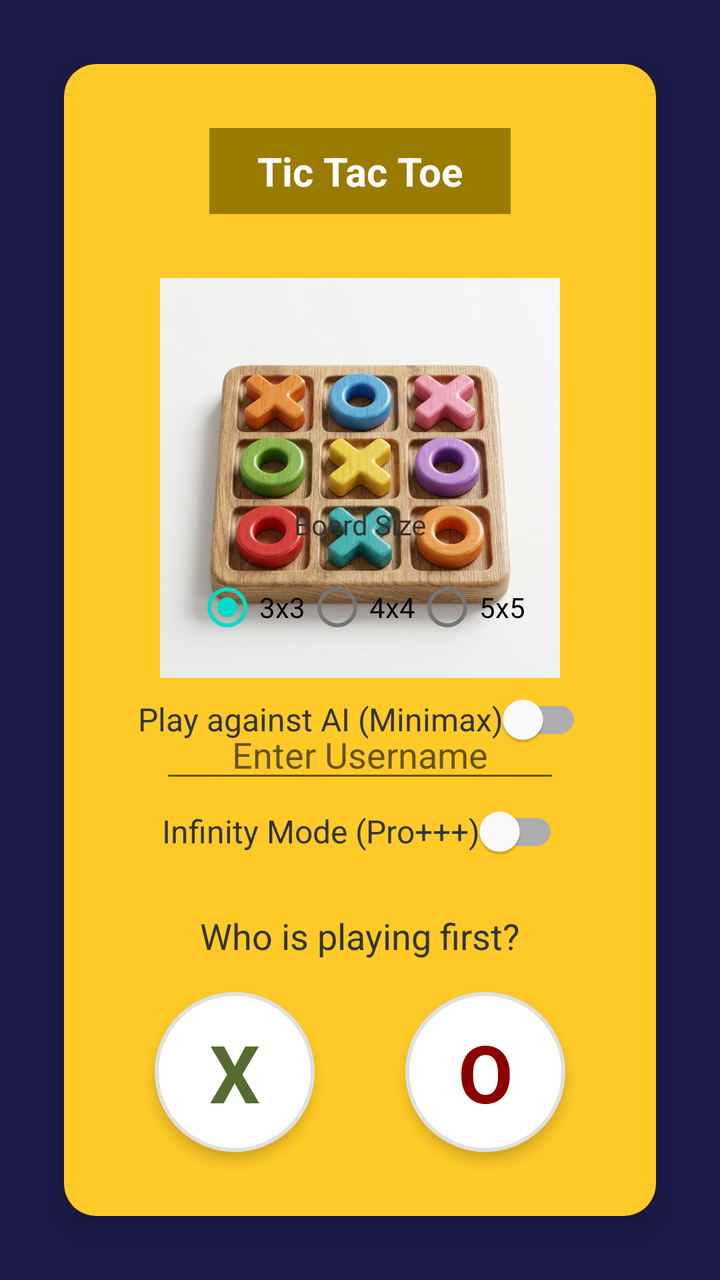
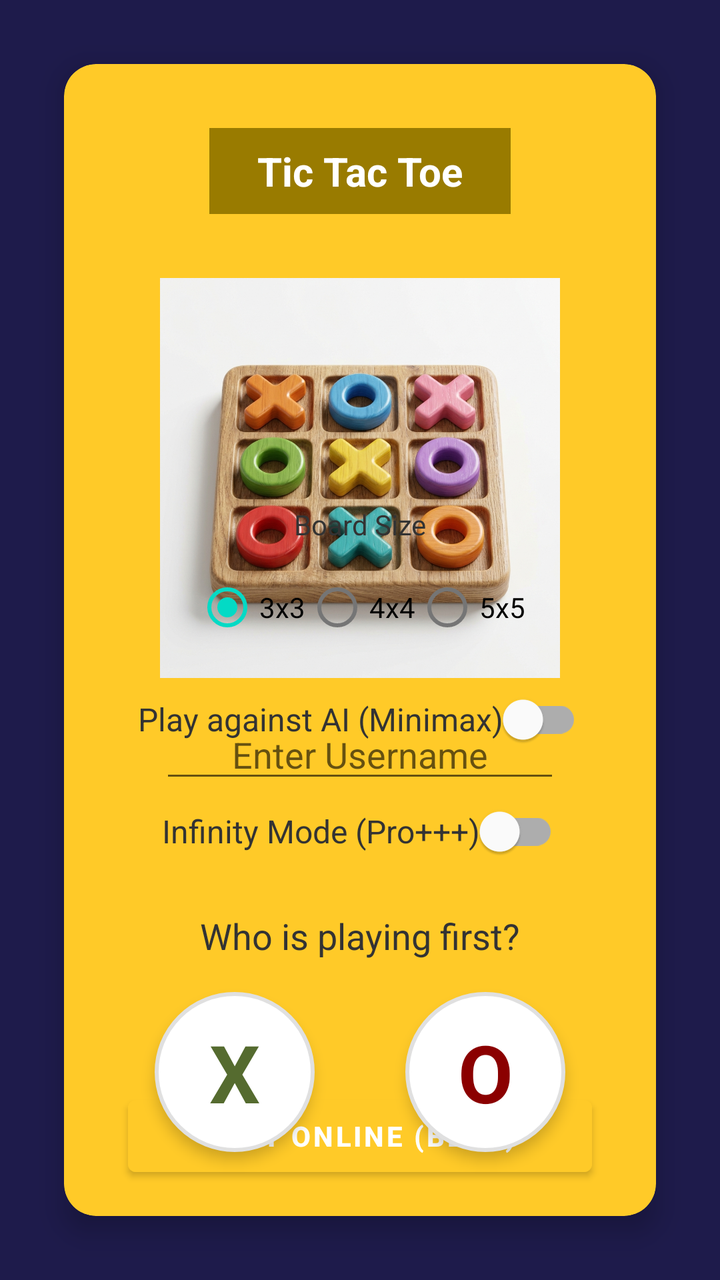

Before-and-after screenshots of an Android layout around one commit, followed by the original layout XML and the change that was made.
<!-- AndroidManifest.xml: application theme Theme.TicTacToe -->
<!-- res/layout/fragment_welcome.xml -->
<?xml version="1.0" encoding="utf-8"?>
<androidx.constraintlayout.widget.ConstraintLayout xmlns:android="http://schemas.android.com/apk/res/android"
    xmlns:app="http://schemas.android.com/apk/res-auto"
    xmlns:tools="http://schemas.android.com/tools"
    android:layout_width="match_parent"
    android:layout_height="match_parent"
    android:background="@color/background_color"
    tools:context=".WelcomeFragment">

    <androidx.cardview.widget.CardView
        android:id="@+id/cardView"
        android:layout_width="0dp"
        android:layout_height="0dp"
        android:layout_margin="32dp"
        app:cardBackgroundColor="@color/yellow_accent"
        app:cardCornerRadius="16dp"
        app:cardElevation="8dp"
        app:layout_constraintBottom_toBottomOf="parent"
        app:layout_constraintEnd_toEndOf="parent"
        app:layout_constraintStart_toStartOf="parent"
        app:layout_constraintTop_toTopOf="parent">

        <androidx.constraintlayout.widget.ConstraintLayout
            android:layout_width="match_parent"
            android:layout_height="match_parent">

            <TextView
                android:id="@+id/textView"
                android:layout_width="wrap_content"
                android:layout_height="wrap_content"
                android:layout_marginTop="32dp"
                android:background="#997B00"
                android:paddingHorizontal="24dp"
                android:paddingVertical="8dp"
                android:text="Tic Tac Toe"
                android:textColor="@color/white"
                android:textSize="20sp"
                android:textStyle="bold"
                app:layout_constraintEnd_toEndOf="parent"
                app:layout_constraintStart_toStartOf="parent"
                app:layout_constraintTop_toTopOf="parent" />

            <ImageView
                android:id="@+id/imageView"
                android:layout_width="200dp"
                android:layout_height="200dp"
                android:layout_marginTop="32dp"
                android:scaleType="fitCenter"
                android:src="@drawable/board"
                app:layout_constraintEnd_toEndOf="parent"
                app:layout_constraintStart_toStartOf="parent"
                app:layout_constraintTop_toBottomOf="@+id/textView" />

            <EditText
                android:id="@+id/etUsername"
                android:layout_width="200dp"
                android:layout_height="wrap_content"
                android:layout_marginTop="16dp"
                android:hint="Enter Username"
                android:gravity="center"
                android:inputType="textPersonName"
                app:layout_constraintEnd_toEndOf="parent"
                app:layout_constraintStart_toStartOf="parent"
                app:layout_constraintTop_toBottomOf="@+id/imageView" />

            <com.google.android.material.switchmaterial.SwitchMaterial
                android:id="@+id/switchArcadeMode"
                android:layout_width="wrap_content"
                android:layout_height="wrap_content"
                android:layout_marginTop="8dp"
                android:layout_marginBottom="8dp"
                android:text="Arcade Mode (Timer)"
                android:textColor="@color/text_color"
                android:textSize="16sp"
                app:layout_constraintBottom_toTopOf="@+id/tvSize"
                app:layout_constraintEnd_toEndOf="parent"
                app:layout_constraintStart_toStartOf="parent"
                app:layout_constraintTop_toBottomOf="@+id/etUsername" />

            <TextView
                android:id="@+id/tvSize"
                android:layout_width="wrap_content"
                android:layout_height="wrap_content"
                android:layout_marginBottom="8dp"
                android:text="Board Size"
                android:textColor="@color/text_color"
                app:layout_constraintBottom_toTopOf="@+id/rgSize"
                app:layout_constraintEnd_toEndOf="parent"
                app:layout_constraintStart_toStartOf="parent" />

            <RadioGroup
                android:id="@+id/rgSize"
                android:layout_width="wrap_content"
                android:layout_height="wrap_content"
                android:layout_marginBottom="8dp"
                android:orientation="horizontal"
                app:layout_constraintBottom_toTopOf="@+id/switchAiMode"
                app:layout_constraintEnd_toEndOf="parent"
                app:layout_constraintStart_toStartOf="parent">

                <RadioButton
                    android:id="@+id/rb3x3"
                    android:layout_width="wrap_content"
                    android:layout_height="wrap_content"
                    android:checked="true"
                    android:text="3x3" />

                <RadioButton
                    android:id="@+id/rb4x4"
                    android:layout_width="wrap_content"
                    android:layout_height="wrap_content"
                    android:text="4x4" />

                <RadioButton
                    android:id="@+id/rb5x5"
                    android:layout_width="wrap_content"
                    android:layout_height="wrap_content"
                    android:text="5x5" />
            </RadioGroup>

            <com.google.android.material.switchmaterial.SwitchMaterial
                android:id="@+id/switchAiMode"
                android:layout_width="wrap_content"
                android:layout_height="wrap_content"
                android:layout_marginBottom="8dp"
                android:text="Play against AI (Minimax)"
                android:textColor="@color/text_color"
                android:textSize="16sp"
                app:layout_constraintBottom_toTopOf="@+id/switchInfinityMode"
                app:layout_constraintEnd_toEndOf="parent"
                app:layout_constraintStart_toStartOf="parent" />

            <com.google.android.material.switchmaterial.SwitchMaterial
                android:id="@+id/switchInfinityMode"
                android:layout_width="wrap_content"
                android:layout_height="wrap_content"
                android:layout_marginBottom="16dp"
                android:text="Infinity Mode (Pro+++)"
                android:textColor="@color/text_color"
                android:textSize="16sp"
                app:layout_constraintBottom_toTopOf="@+id/textView2"
                app:layout_constraintEnd_toEndOf="parent"
                app:layout_constraintStart_toStartOf="parent" />

            <TextView
                android:id="@+id/textView2"
                android:layout_width="wrap_content"
                android:layout_height="wrap_content"
                android:layout_marginBottom="16dp"
                android:text="Who is playing first?"
                android:textColor="@color/text_color"
                android:textSize="18sp"
                app:layout_constraintBottom_toTopOf="@+id/btnPlayerX"
                app:layout_constraintEnd_toEndOf="parent"
                app:layout_constraintStart_toStartOf="parent" />

            <ImageButton
                android:id="@+id/btnPlayerX"
                android:layout_width="80dp"
                android:layout_height="80dp"
                android:layout_marginBottom="32dp"
                android:background="@drawable/circle_button_bg"
                android:elevation="4dp"
                app:layout_constraintBottom_toBottomOf="parent"
                app:layout_constraintEnd_toStartOf="@+id/btnPlayerO"
                app:layout_constraintHorizontal_bias="0.5"
                app:layout_constraintStart_toStartOf="parent" />

            <ImageButton
                android:id="@+id/btnPlayerO"
                android:layout_width="80dp"
                android:layout_height="80dp"
                android:layout_marginBottom="32dp"
                android:background="@drawable/circle_button_bg"
                android:elevation="4dp"
                app:layout_constraintBottom_toBottomOf="parent"
                app:layout_constraintEnd_toEndOf="parent"
                app:layout_constraintHorizontal_bias="0.5"
                app:layout_constraintStart_toEndOf="@+id/btnPlayerX" />

            
            <TextView
                android:layout_width="wrap_content"
                android:layout_height="wrap_content"
                android:text="X"
                android:textColor="#556B2F"
                android:textSize="40sp"
                android:textStyle="bold"
                android:elevation="5dp"
                app:layout_constraintBottom_toBottomOf="@+id/btnPlayerX"
                app:layout_constraintEnd_toEndOf="@+id/btnPlayerX"
                app:layout_constraintStart_toStartOf="@+id/btnPlayerX"
                app:layout_constraintTop_toTopOf="@+id/btnPlayerX" />

            <TextView
                android:layout_width="wrap_content"
                android:layout_height="wrap_content"
                android:text="O"
                android:textColor="#8B0000"
                android:textSize="40sp"
                android:textStyle="bold"
                android:elevation="5dp"
                app:layout_constraintBottom_toBottomOf="@+id/btnPlayerO"
                app:layout_constraintEnd_toEndOf="@+id/btnPlayerO"
                app:layout_constraintStart_toStartOf="@+id/btnPlayerO"
                app:layout_constraintTop_toTopOf="@+id/btnPlayerO" />

        </androidx.constraintlayout.widget.ConstraintLayout>
    </androidx.cardview.widget.CardView>
</androidx.constraintlayout.widget.ConstraintLayout>
<!-- resources referenced by this layout -->
<resources>
  <color name="background_color">#1E1B4B</color>
  <color name="text_color">#333333</color>
  <color name="white">#FFFFFFFF</color>
  <color name="yellow_accent">#FFCA28</color>
  <!-- drawable board: jpg bitmap (drawable-nodpi, 587210 bytes) -->
  <!-- drawable circle_button_bg (drawable) -->
  <?xml version="1.0" encoding="utf-8"?>
  <shape xmlns:android="http://schemas.android.com/apk/res/android"
      android:shape="oval">
      <solid android:color="@color/white" />
      <stroke android:width="2dp" android:color="#E0E0E0" />
  </shape>
  <style name="Theme.TicTacToe" parent="Theme.MaterialComponents.DayNight.NoActionBar">
          <item name="colorPrimary">@color/purple_500</item>
          <item name="colorPrimaryVariant">@color/purple_700</item>
          <item name="colorOnPrimary">@color/white</item>
          <item name="colorSecondary">@color/teal_200</item>
          <item name="colorSecondaryVariant">@color/teal_700</item>
          <item name="colorOnSecondary">@color/black</item>
          <item name="android:statusBarColor">@color/background_color</item>
          <item name="android:windowBackground">@color/background_color</item>
      </style>
  <color name="purple_500">#FF6200EE</color>
  <color name="purple_700">#FF3700B3</color>
  <color name="teal_200">#FF03DAC5</color>
  <color name="teal_700">#FF018786</color>
  <color name="black">#FF000000</color>
</resources>

<!-- the commit's change to res/layout/fragment_welcome.xml (unified diff, before → after) -->
@@ -205,6 +205,21 @@
                 app:layout_constraintStart_toStartOf="@+id/btnPlayerO"
                 app:layout_constraintTop_toTopOf="@+id/btnPlayerO" />
 
+            <Button
+                android:id="@+id/btnPlayOnline"
+                android:layout_width="0dp"
+                android:layout_height="wrap_content"
+                android:layout_marginHorizontal="32dp"
+                android:layout_marginTop="16dp"
+                android:layout_marginBottom="16dp"
+                android:backgroundTint="@color/yellow_accent"
+                android:text="Play Online (Beta)"
+                android:textColor="@color/white"
+                android:textStyle="bold"
+                app:layout_constraintBottom_toBottomOf="parent"
+                app:layout_constraintEnd_toEndOf="parent"
+                app:layout_constraintStart_toStartOf="parent" />
+
         </androidx.constraintlayout.widget.ConstraintLayout>
     </androidx.cardview.widget.CardView>
 </androidx.constraintlayout.widget.ConstraintLayout>
